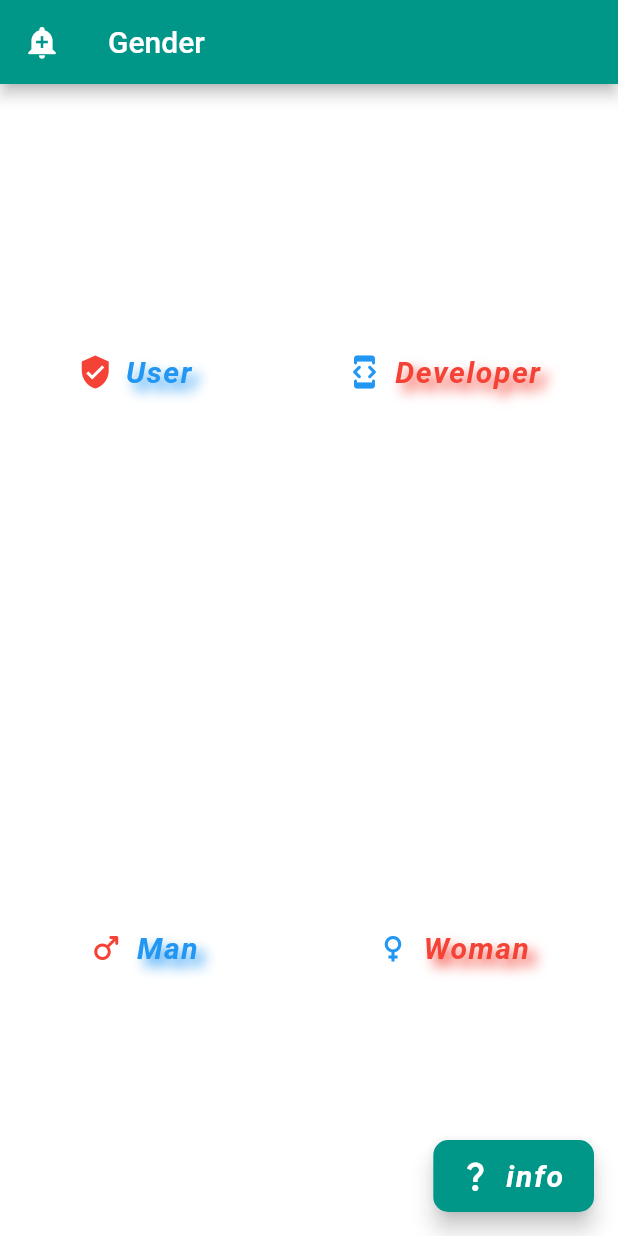
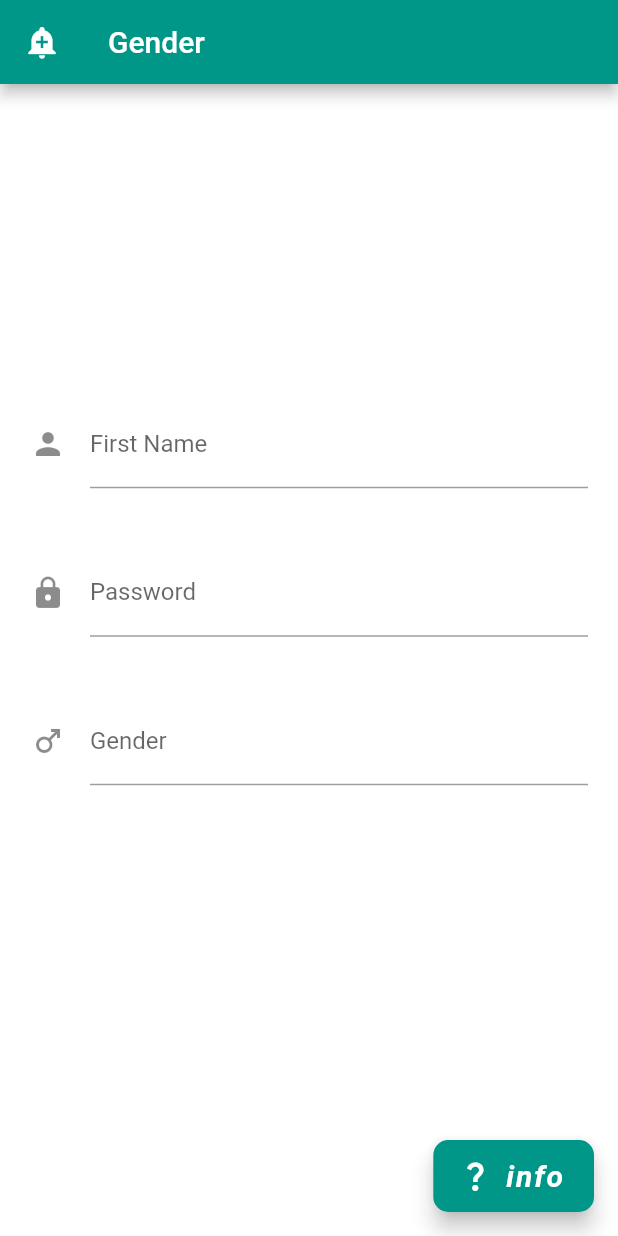
Before and after one commit to RamezHamdiSaeed/MyFlutterReference, a Flutter app: the screen it shows after launch, on a phone screen of 412 x 824 dp. Run offline on Flutter 3.47's test engine with Material 2 defaults, Android fonts, the phone set to English and light mode, and no system bars.

Commit message:
TextField Widgets

```diff
--- a/lib/App/my_app.dart
+++ b/lib/App/my_app.dart
@@ -17,7 +17,9 @@ class MyApp extends StatelessWidget {
               overlayColor: MaterialStateProperty.all(Colors.white)),
         ),
         textTheme: const TextTheme(
+          bodyText2: TextStyle(color: Colors.teal),
           button: TextStyle(
+            color: Colors.teal,
             fontSize: 20,
             fontWeight: FontWeight.bold,
             fontStyle: FontStyle.italic,
--- a/lib/App/pages/genders.dart
+++ b/lib/App/pages/genders.dart
@@ -14,6 +14,25 @@ class Genders extends StatelessWidget {
     ]);
   }
 
+  Container textFieldTemplate(
+      {bool obsecureText = false,
+      TextInputType keyboardType = TextInputType.text,
+      required Icon icon,
+      required String decorationLabelText}) {
+    return Container(
+      margin: const EdgeInsets.all(20),
+      child: TextField(
+        obscureText: obsecureText,
+        keyboardType: keyboardType,
+        decoration: InputDecoration(
+            icon: icon,
+            label: Text(decorationLabelText),
+            hintText: "Enter your $decorationLabelText",
+            hintStyle: const TextStyle(color: Color.fromARGB(60, 65, 65, 65))),
+      ),
+    );
+  }
+
   @override
   Widget build(BuildContext context) {
     return Scaffold(
@@ -27,69 +46,36 @@ class Genders extends StatelessWidget {
       floatingActionButton: const ChangingFloatingActionButtonTooltip(),
       // floatingActionButtonLocation: FloatingActionButtonLocation.startFloat,
       body: Container(
-
         // padding: const EdgeInsets.only(top: 200),
         alignment: Alignment.center,
         color: Colors.white,
         // color: const Color(0x51ff0000),
         // color: const Color.fromARGB(250, 255, 0, 255),
         // color: const Color.fromRGBO(255, 0, 0, 0.2),
+        child: SingleChildScrollView(
           child: Column(
             mainAxisAlignment: MainAxisAlignment.spaceAround,
             children: <Widget>[
-              Row(
-                mainAxisAlignment: MainAxisAlignment.spaceAround,
-                children: <Widget>[
-                  TextButton.icon(
-                    onPressed: () {},
-                    icon: const Icon(
-                      Icons.verified_user,
-                      color: Colors.red,
-                    ),
-                    label: Text(
-                      'User',
-                      style: textButtonStyle(color: Colors.blue),
+              textFieldTemplate(
+                  obsecureText: false,
+                  keyboardType: TextInputType.text,
+                  icon: const Icon(Icons.person),
+                  decorationLabelText: "First Name"),
+              textFieldTemplate(
+                  obsecureText: true,
+                  keyboardType: TextInputType.visiblePassword,
+                  icon: const Icon(Icons.lock),
+                  decorationLabelText: "Password"),
+              textFieldTemplate(
+                  obsecureText: false,
+                  keyboardType: TextInputType.text,
+                  icon: const Icon(Icons.male),
+                  decorationLabelText: "Gender"),
+              const SizedBox(height: 90),
+            ],
           ),
         ),
-                  TextButton.icon(
-                    onPressed: () {},
-                    icon: const Icon(
-                      Icons.developer_mode_rounded,
-                      color: Colors.blue,
       ),
-                    label: Text(
-                      'Developer',
-                      style: textButtonStyle(color: Colors.red),
-                    ),
-                  ),
-                ],
-              ),
-              Row(
-                mainAxisAlignment: MainAxisAlignment.spaceAround,
-                children: <Widget>[
-                  TextButton.icon(
-                    onPressed: () {},
-                    icon: const Icon(
-                      Icons.male_rounded,
-                      color: Colors.red,
-                    ),
-                    label: Text(
-                      'Man',
-                      style: textButtonStyle(color: Colors.blue),
-                    ),
-                  ),
-                  TextButton.icon(
-                    onPressed: () {},
-                    icon: const Icon(Icons.female, color: Colors.blue),
-                    label: Text(
-                      'Woman',
-                      style: textButtonStyle(color: Colors.red),
-                    ),
-                  ),
-                ],
-              ),
-            ],
-          )),
     );
   }
 }
```
Also changed, not shown: flutter_01.png (added), 1 other file. Lines whose indentation alone changed are shown as unchanged.
